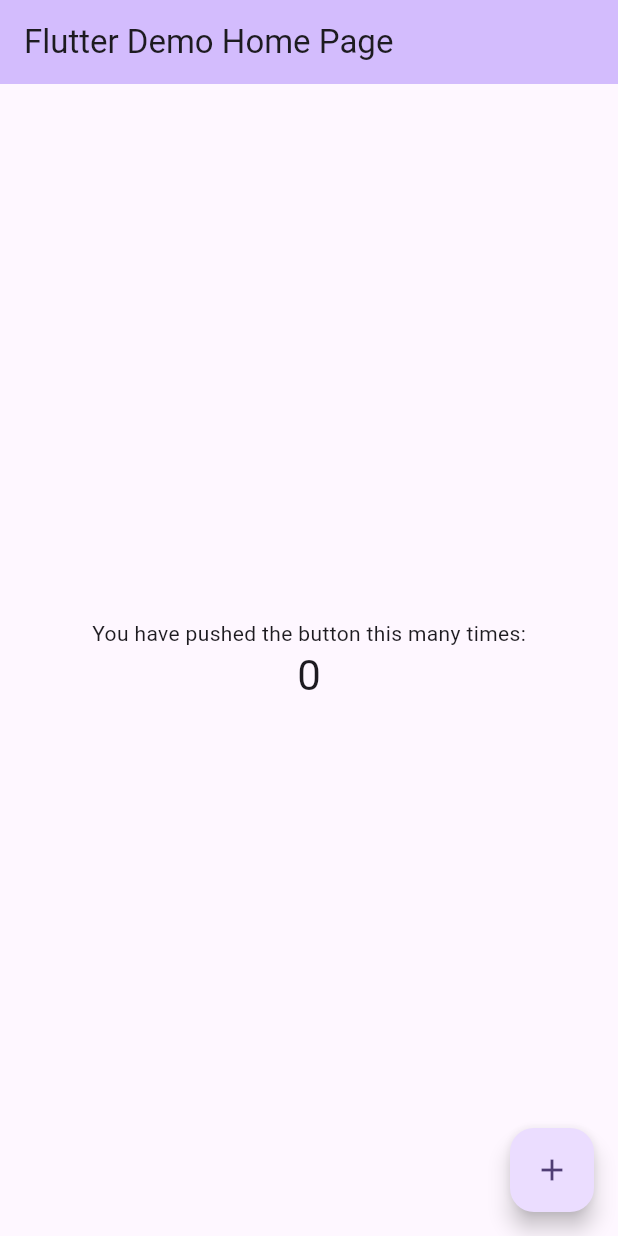
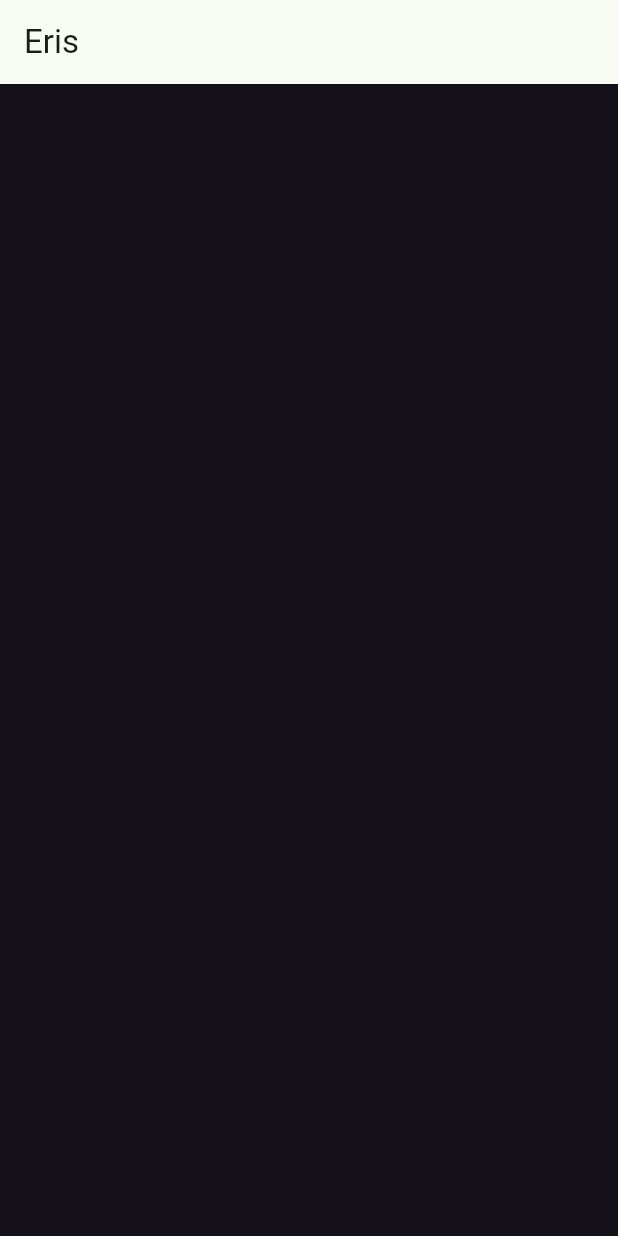
Before and after one commit to Omar-Gebal/instagram-clone, a Flutter app: the screen it shows after launch, on a phone screen of 412 x 824 dp. Run offline on Flutter 3.47's test engine with Material 2 defaults, Android fonts, the phone set to English and light mode, and no system bars; our stand-ins replace firebase_core, hooks_riverpod; accounts and stored records are empty.

```diff
--- a/lib/main.dart
+++ b/lib/main.dart
@@ -1,7 +1,14 @@
 import 'package:flutter/material.dart';
+import 'package:firebase_core/firebase_core.dart';
+import 'firebase_options.dart';
+import 'package:hooks_riverpod/hooks_riverpod.dart';
 
 void main() {
-  runApp(const MyApp());
+  runApp(
+    const ProviderScope(
+      child: MyApp(),
+    ),
+  );
 }
 
 class MyApp extends StatelessWidget {
@@ -10,116 +17,33 @@ class MyApp extends StatelessWidget {
   // This widget is the root of your application.
   @override
   Widget build(BuildContext context) {
+    const color = Colors.green;
     return MaterialApp(
-      title: 'Flutter Demo',
-      theme: ThemeData(
-        // This is the theme of your application.
-        //
-        // TRY THIS: Try running your application with "flutter run". You'll see
-        // the application has a blue toolbar. Then, without quitting the app,
-        // try changing the seedColor in the colorScheme below to Colors.green
-        // and then invoke "hot reload" (save your changes or press the "hot
-        // reload" button in a Flutter-supported IDE, or press "r" if you used
-        // the command line to start the app).
-        //
-        // Notice that the counter didn't reset back to zero; the application
-        // state is not lost during the reload. To reset the state, use hot
-        // restart instead.
-        //
-        // This works for code too, not just values: Most code changes can be
-        // tested with just a hot reload.
-        colorScheme: ColorScheme.fromSeed(seedColor: Colors.deepPurple),
-        useMaterial3: true,
+      title: 'Eris',
+      theme: ThemeData.dark(useMaterial3: true).copyWith(
+        colorScheme: ColorScheme.fromSeed(seedColor: color),
+        brightness: Brightness.light,
       ),
-      home: const MyHomePage(title: 'Flutter Demo Home Page'),
+      debugShowCheckedModeBanner: false,
+      darkTheme: ThemeData.dark(useMaterial3: true).copyWith(
+        colorScheme: ColorScheme.fromSeed(seedColor: color),
+        brightness: Brightness.dark,
+      ),
+      themeMode: ThemeMode.dark,
+      home: const HomePage(),
     );
   }
 }
 
-class MyHomePage extends StatefulWidget {
-  const MyHomePage({super.key, required this.title});
-
-  // This widget is the home page of your application. It is stateful, meaning
-  // that it has a State object (defined below) that contains fields that affect
-  // how it looks.
-
-  // This class is the configuration for the state. It holds the values (in this
-  // case the title) provided by the parent (in this case the App widget) and
-  // used by the build method of the State. Fields in a Widget subclass are
-  // always marked "final".
-
-  final String title;
+class HomePage extends ConsumerWidget {
+  const HomePage({super.key});
 
   @override
-  State<MyHomePage> createState() => _MyHomePageState();
-}
-
-class _MyHomePageState extends State<MyHomePage> {
-  int _counter = 0;
-
-  void _incrementCounter() {
-    setState(() {
-      // This call to setState tells the Flutter framework that something has
-      // changed in this State, which causes it to rerun the build method below
-      // so that the display can reflect the updated values. If we changed
-      // _counter without calling setState(), then the build method would not be
-      // called again, and so nothing would appear to happen.
-      _counter++;
-    });
-  }
-
-  @override
-  Widget build(BuildContext context) {
-    // This method is rerun every time setState is called, for instance as done
-    // by the _incrementCounter method above.
-    //
-    // The Flutter framework has been optimized to make rerunning build methods
-    // fast, so that you can just rebuild anything that needs updating rather
-    // than having to individually change instances of widgets.
+  Widget build(BuildContext context, WidgetRef ref) {
     return Scaffold(
       appBar: AppBar(
-        // TRY THIS: Try changing the color here to a specific color (to
-        // Colors.amber, perhaps?) and trigger a hot reload to see the AppBar
-        // change color while the other colors stay the same.
-        backgroundColor: Theme.of(context).colorScheme.inversePrimary,
-        // Here we take the value from the MyHomePage object that was created by
-        // the App.build method, and use it to set our appbar title.
-        title: Text(widget.title),
+        title: const Text('Eris'),
       ),
-      body: Center(
-        // Center is a layout widget. It takes a single child and positions it
-        // in the middle of the parent.
-        child: Column(
-          // Column is also a layout widget. It takes a list of children and
-          // arranges them vertically. By default, it sizes itself to fit its
-          // children horizontally, and tries to be as tall as its parent.
-          //
-          // Column has various properties to control how it sizes itself and
-          // how it positions its children. Here we use mainAxisAlignment to
-          // center the children vertically; the main axis here is the vertical
-          // axis because Columns are vertical (the cross axis would be
-          // horizontal).
-          //
-          // TRY THIS: Invoke "debug painting" (choose the "Toggle Debug Paint"
-          // action in the IDE, or press "p" in the console), to see the
-          // wireframe for each widget.
-          mainAxisAlignment: MainAxisAlignment.center,
-          children: <Widget>[
-            const Text(
-              'You have pushed the button this many times:',
-            ),
-            Text(
-              '$_counter',
-              style: Theme.of(context).textTheme.headlineMedium,
-            ),
-          ],
-        ),
-      ),
-      floatingActionButton: FloatingActionButton(
-        onPressed: _incrementCounter,
-        tooltip: 'Increment',
-        child: const Icon(Icons.add),
-      ), // This trailing comma makes auto-formatting nicer for build methods.
     );
   }
 }
```
Also changed, not shown: pubspec.yaml (+18 -0 lines), pubspec.lock, 5 other files.
